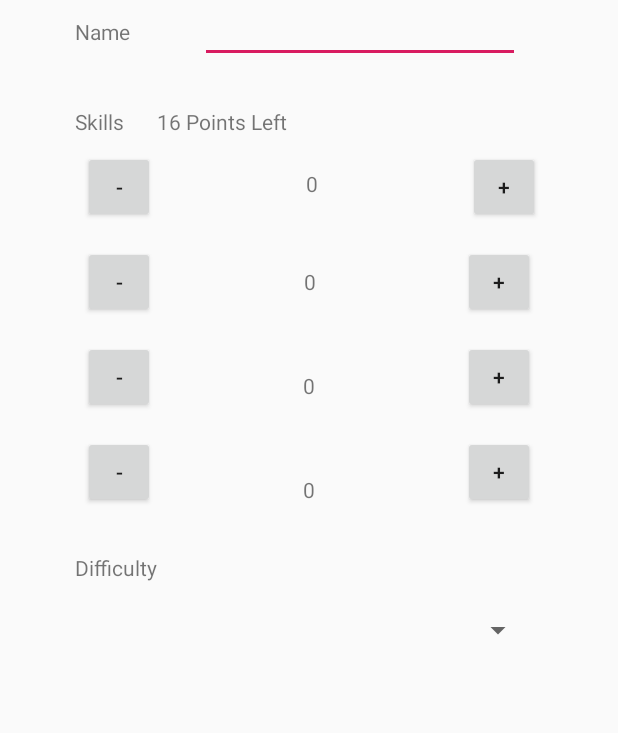
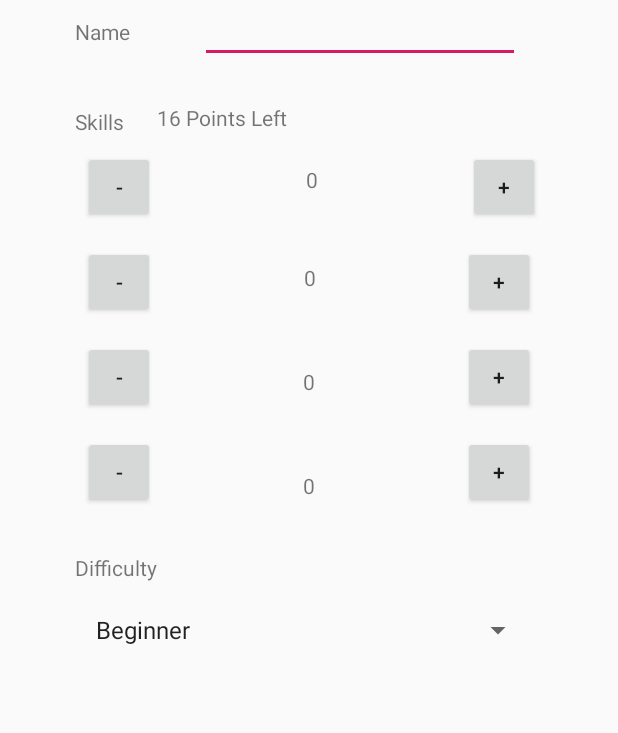
Before and after one commit to scrum-squad/Space-Trader, an Android app: the screen it shows after launch (ConfigurationActivity), after a tap on "START", on a phone screen of 412 x 824 dp. Shown: the part 187-920 px from the top of the screen. Run offline under Robolectric (Android 15) with nearby library versions, the phone set to English and light mode, and no system bars.

Commit message:
functionality for name, make player, and setting skill levels

```diff
--- a/Space_Trader_App/app/src/main/AndroidManifest.xml
+++ b/Space_Trader_App/app/src/main/AndroidManifest.xml
@@ -9,19 +9,19 @@
         android:roundIcon="@mipmap/ic_launcher_round"
         android:supportsRtl="true"
         android:theme="@style/AppTheme">
-        <activity android:name=".MainActivity">
+        <activity android:name=".views.MainActivity">
             <intent-filter>
                 <action android:name="android.intent.action.MAIN" />
 
                 <category android:name="android.intent.category.LAUNCHER" />
             </intent-filter>
         </activity>
-        <activity android:name=".TitleActivity">
+        <activity android:name=".views.TitleActivity">
             <intent-filter>
                 <action android:name="android.intent.action.TITLE" />
             </intent-filter>
         </activity>
-        <activity android:name=".ConfigurationActivity">
+        <activity android:name=".views.ConfigurationActivity">
             <intent-filter>
                 <action android:name="android.intent.action.CONFIGURE" />
             </intent-filter>
--- /dev/null
+++ b/Space_Trader_App/app/src/main/java/com/scrumsquad/spacetrader/model/Difficulty.java
@@ -0,0 +1,17 @@
+package com.scrumsquad.spacetrader.model;
+
+public enum Difficulty {
+    Beginner ("Beginner"),
+    Easy ("Easy"),
+    Normal ("Norma"),
+    Hard ("Hard"),
+    Impossible ("Impossible");
+
+    private final String name;
+
+    Difficulty(final String name) {
+        this.name = name;
+    }
+
+    public String getLevel() { return name; }
+}
--- /dev/null
+++ b/Space_Trader_App/app/src/main/java/com/scrumsquad/spacetrader/model/Ships.java
@@ -0,0 +1,13 @@
+package com.scrumsquad.spacetrader.model;
+
+public enum Ships {
+    GNAT  ("Gnat");
+
+    private final String name;
+
+    Ships(final String name) {
+        this.name = name;
+    }
+
+    public String getName() { return name; }
+}
--- a/Space_Trader_App/app/src/main/java/com/scrumsquad/spacetrader/Skills.java
+++ b/Space_Trader_App/app/src/main/java/com/scrumsquad/spacetrader/model/Skills.java
@@ -1,4 +1,4 @@
-package com.scrumsquad.spacetrader;
+package com.scrumsquad.spacetrader.model;
 
 public enum Skills {
     Pilot,
--- /dev/null
+++ b/Space_Trader_App/app/src/main/java/com/scrumsquad/spacetrader/views/ConfigurationActivity.java
@@ -0,0 +1,65 @@
+package com.scrumsquad.spacetrader.views;
+
+import android.os.Bundle;
+import android.support.v7.app.AppCompatActivity;
+import android.view.View;
+import android.widget.ArrayAdapter;
+import android.widget.Button;
+import android.widget.EditText;
+import android.widget.Spinner;
+import android.widget.TextView;
+
+import com.scrumsquad.spacetrader.R;
+import com.scrumsquad.spacetrader.model.Difficulty;
+import com.scrumsquad.spacetrader.model.Player;
+import com.scrumsquad.spacetrader.model.Ships;
+import com.scrumsquad.spacetrader.model.Skills;
+
+import java.util.Arrays;
+import java.util.Map;
+
+public class ConfigurationActivity extends AppCompatActivity{
+
+    private final int STARTING_CREDITS = 1000;
+    private final Ships STARTING_SHIP = Ships.GNAT;
+
+    private String name;
+    private Player player;
+    private Difficulty difLevel;
+
+    private TextView remainingSkillPoints;
+    private EditText playerName;
+    private Button startGame;
+    private Spinner difSpinner;
+
+
+    public void onCreate(Bundle savedInstanceState) {
+        super.onCreate(savedInstanceState);
+        setContentView(R.layout.activity_configuration);
+
+        remainingSkillPoints = findViewById(R.id.player_total_skill_points);
+        playerName = findViewById(R.id.player_name_input);
+        startGame = findViewById(R.id.player_startGame);
+        difSpinner = findViewById(R.id.spinner_difficulty_config);
+
+        ArrayAdapter<Difficulty> adapter = new ArrayAdapter<>(this, android.R.layout.simple_spinner_item,
+                Arrays.asList(Difficulty.values()));
+        adapter.setDropDownViewResource(android.R.layout.simple_spinner_dropdown_item);
+        difSpinner.setAdapter(adapter);
+
+        startGame.setOnClickListener(new View.OnClickListener() {
+            public void onClick(View view) {
+                for (Skills skill : Skills.values()) {
+                    String id = "player_display_" + skill.name().toLowerCase();
+                    int resID = getResources().getIdentifier(id, "id", getPackageName());
+                    skill.updateLevel(Integer.parseInt(((TextView) findViewById(resID)).getText().toString()));
+                }
+                player = new Player(playerName.getText().toString(), STARTING_CREDITS, STARTING_SHIP);
+                System.out.println("Name: " + playerName.getText().toString() +
+                        " | Difficulty: " + ((Difficulty) difSpinner.getSelectedItem()).getLevel());
+                //code here to save player and difficulty
+            }
+        });
+    }
+
+}
--- a/Space_Trader_App/app/src/main/java/com/scrumsquad/spacetrader/MainActivity.java
+++ b/Space_Trader_App/app/src/main/java/com/scrumsquad/spacetrader/views/MainActivity.java
@@ -1,8 +1,11 @@
-package com.scrumsquad.spacetrader;
+package com.scrumsquad.spacetrader.views;
 
 import android.content.Intent;
 import android.support.v7.app.AppCompatActivity;
 import android.os.Bundle;
+
+import com.scrumsquad.spacetrader.R;
+import com.scrumsquad.spacetrader.views.TitleActivity;
 
 public class MainActivity extends AppCompatActivity {
 
--- a/Space_Trader_App/app/src/main/java/com/scrumsquad/spacetrader/TitleActivity.java
+++ b/Space_Trader_App/app/src/main/java/com/scrumsquad/spacetrader/views/TitleActivity.java
@@ -1,10 +1,13 @@
-package com.scrumsquad.spacetrader;
+package com.scrumsquad.spacetrader.views;
 
 import android.content.Intent;
 import android.support.v7.app.AppCompatActivity;
 import android.os.Bundle;
 import android.view.View;
 import android.widget.Button;
+
+import com.scrumsquad.spacetrader.R;
+import com.scrumsquad.spacetrader.views.ConfigurationActivity;
 
 public class TitleActivity extends AppCompatActivity {
 
--- a/Space_Trader_App/app/src/main/res/layout/activity_configuration.xml
+++ b/Space_Trader_App/app/src/main/res/layout/activity_configuration.xml
@@ -167,7 +167,7 @@
         android:layout_width="wrap_content"
         android:layout_height="21dp"
         android:layout_marginStart="20dp"
-        android:layout_marginTop="30dp"
+        android:layout_marginTop="27dp"
         android:layout_marginEnd="219dp"
         android:text="16 Points Left"
         app:layout_constraintEnd_toEndOf="parent"
--- a/Space_Trader_App/app/src/main/res/layout/activity_main.xml
+++ b/Space_Trader_App/app/src/main/res/layout/activity_main.xml
@@ -4,7 +4,7 @@
     xmlns:tools="http://schemas.android.com/tools"
     android:layout_width="match_parent"
     android:layout_height="match_parent"
-    tools:context=".MainActivity">
+    tools:context=".views.MainActivity">
 
     <TextView
         android:layout_width="wrap_content"
--- a/Space_Trader_App/app/src/main/res/layout/activity_title.xml
+++ b/Space_Trader_App/app/src/main/res/layout/activity_title.xml
@@ -4,7 +4,7 @@
     xmlns:tools="http://schemas.android.com/tools"
     android:layout_width="match_parent"
     android:layout_height="match_parent"
-    tools:context=".MainActivity">
+    tools:context=".views.MainActivity">
 
     <TextView
         android:id="@+id/title_tag"
```
Also changed, not shown: Space_Trader_App/app/src/main/java/com/scrumsquad/spacetrader/ConfigurationActivity.java (deleted, +0 -13 lines), Space_Trader_App/app/src/main/java/com/scrumsquad/spacetrader/model/Player.java (added, +25 -0 lines).
